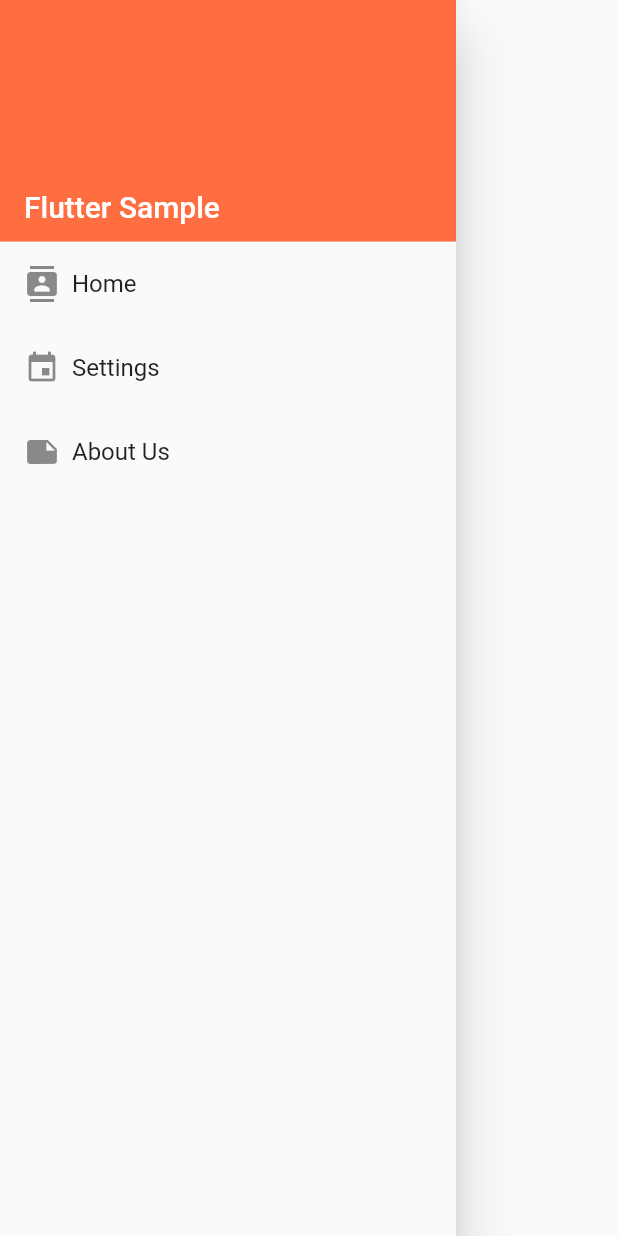
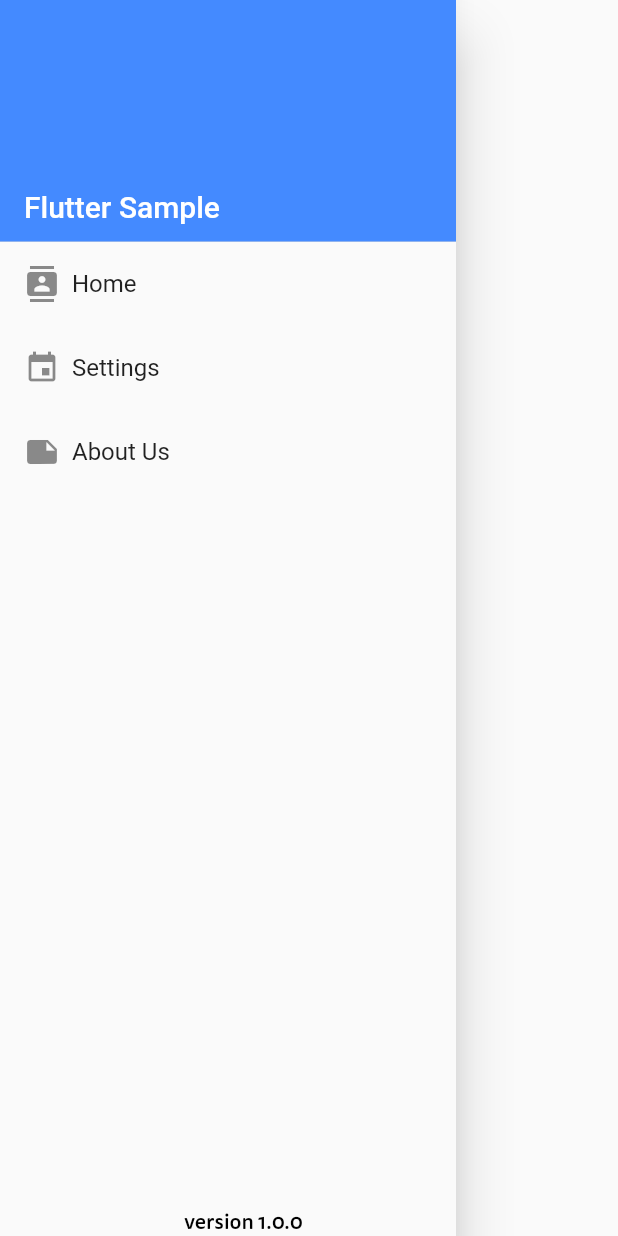
Before and after one commit to amit-rawal/flutter_mvvm_provider, a Flutter app: the AppDrawer widget shown alone on an empty page, opened directly, on a phone screen of 412 x 824 dp. Run offline on Flutter 3.47's test engine with Material 2 defaults, Android fonts, the phone set to English and light mode, and no system bars; our stand-ins replace another_flushbar, connectivity_plus, dio, package_info_plus; network calls fail.

Commit message:
version pub added in side menu

```diff
--- /dev/null
+++ b/lib/utility/common_widgets/AppVersionView.dart
@@ -0,0 +1,42 @@
+import 'package:flutter/material.dart';
+import 'package:package_info_plus/package_info_plus.dart';
+
+import '../constants/constant.dart';
+
+class AppVersion extends StatelessWidget {
+  const AppVersion({
+    Key? key,
+  }) : super(key: key);
+  @override
+  Widget build(BuildContext context) {
+    return Padding(
+      padding: const EdgeInsets.only(top: 8),
+      child: Container(
+        width: 100,
+        child: FutureBuilder<PackageInfo>(
+          future: PackageInfo.fromPlatform(),
+          builder: (context, snapshot) {
+            switch (snapshot.connectionState) {
+              case ConnectionState.done:
+                debugPrint("snapshot = $snapshot");
+                return Text(
+                  (snapshot.data != null)
+                      ? "version ${snapshot.data!.version}"
+                      : "version",
+                  textAlign: TextAlign.right,
+                  style: TextStyle(
+                    fontSize: 14,
+                    color: Colors.black,
+                    fontWeight: Constants.kAppFonts.kFontWeightMedium,
+                    fontFamily: Constants.kAppFonts.kFontFamily,
+                  ),
+                );
+              default:
+                return Text("");
+            }
+          },
+        ),
+      ),
+    );
+  }
+}
--- a/lib/views/pages/side_menu_page.dart
+++ b/lib/views/pages/side_menu_page.dart
@@ -1,5 +1,6 @@
 import 'package:flutter/material.dart';
 
+import '../../utility/common_widgets/AppVersionView.dart';
 import '../../utility/navigator/navigation_pages.dart';
 import '../../utility/navigator/navigator.dart';
 
@@ -7,6 +8,12 @@ class AppDrawer extends StatelessWidget {
   @override
   Widget build(BuildContext context) {
     return Drawer(
+      child: SafeArea(
+        child: Column(
+          mainAxisAlignment: MainAxisAlignment.start,
+          children: [
+            Expanded(
+              flex: 1,
               child: ListView(
                 padding: EdgeInsets.zero,
                 children: <Widget>[
@@ -36,6 +43,11 @@ class AppDrawer extends StatelessWidget {
                       }),
                 ],
               ),
+            ),
+            AppVersion(),
+          ],
+        ),
+      ),
     );
   }
 
@@ -43,7 +55,7 @@ class AppDrawer extends StatelessWidget {
     return DrawerHeader(
         margin: EdgeInsets.zero,
         padding: EdgeInsets.zero,
-        decoration: BoxDecoration(color: Colors.deepOrangeAccent),
+        decoration: BoxDecoration(color: Colors.blueAccent),
         child: Stack(children: <Widget>[
           Positioned(
               bottom: 12.0,
--- a/pubspec.yaml
+++ b/pubspec.yaml
@@ -46,7 +46,9 @@ dependencies:
   # Ref: https://pub.dev/packages/provider
   provider: ^6.0.2
 
-
+  #For for querying information about an application package.
+  #Ref: https://pub.dev/packages/package_info_plus
+  package_info_plus: ^1.4.0
 
 dev_dependencies:
   flutter_test:
```
Also changed, not shown: pubspec.lock. Lines whose indentation alone changed are shown as unchanged.
